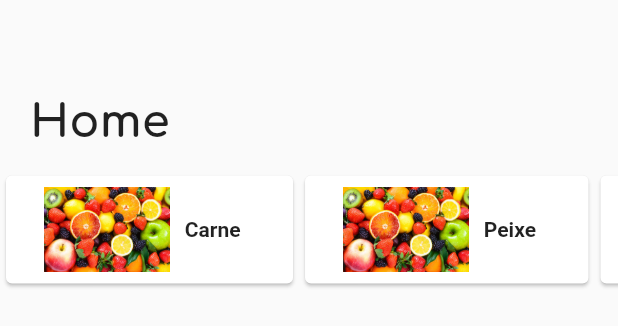
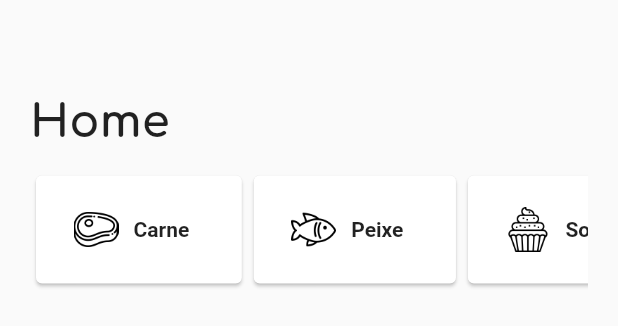
Before and after one commit to Misas10/Mr-Recipe, a Flutter app: the HomePage widget shown alone on an empty page, opened directly, on a phone screen of 412 x 824 dp. Shown: the top 326 px of the screen. Run offline on Flutter 3.47's test engine with Material 2 defaults, Android fonts, the phone set to English and light mode, and no system bars; our stand-ins replace email_validator, firebase_auth, firebase_core, firebase_database, google_fonts, page_transition; accounts and stored records are empty; network calls fail.

Commit message:
home page icons

```diff
--- a/lib/models/category_model.dart
+++ b/lib/models/category_model.dart
@@ -5,11 +5,11 @@ class FoodCategory {
 }
 
 final categories = [
-  FoodCategory(categoryName: "Carne", categoryIcon: "assets/images/frutas.png"),
-  FoodCategory(categoryName: "Peixe", categoryIcon: "assets/images/frutas.png"),
+  FoodCategory(categoryName: "Carne", categoryIcon: "assets/icons/meat.png"),
+  FoodCategory(categoryName: "Peixe", categoryIcon: "assets/icons/fish.png"),
   FoodCategory(
-      categoryName: "Sobremesas", categoryIcon: "assets/images/frutas.png"),
-  FoodCategory(categoryName: "Vegan", categoryIcon: "assets/images/frutas.png"),
-  FoodCategory(categoryName: "Sushi", categoryIcon: "assets/images/frutas.png"),
+      categoryName: "Sobremesas", categoryIcon: "assets/icons/cupcake.png"),
+  FoodCategory(categoryName: "Vegan", categoryIcon: "assets/icons/vegan.png"),
+  FoodCategory(categoryName: "Sushi", categoryIcon: "assets/icons/sushi.png"),
   FoodCategory(categoryName: "Ver Mais", categoryIcon: null)
 ];
--- a/lib/pages/navigation/homePage.dart
+++ b/lib/pages/navigation/homePage.dart
@@ -1,5 +1,6 @@
 import 'package:MrRecipe/models/category_model.dart';
 import 'package:MrRecipe/models/recipe_model.dart';
+import 'package:MrRecipe/widgets/widget.dart';
 import '../../widgets/Category_food_card.dart';
 import 'package:MrRecipe/pages/navigation/restaurantDetails.dart';
 import 'package:firebase_database/firebase_database.dart';
@@ -58,17 +59,17 @@ bool get wantKeepAlive => true;
 
     super.build(context);
 
-    return Center(
+    return Container(
+      padding: appHorizontalPadding(),
       child: Column(
         crossAxisAlignment: CrossAxisAlignment.start,
         children: <Widget>[
-          SizedBox(height: 65),
-          Container(
-              margin: EdgeInsets.only(left: 20),
+          const SizedBox(height: 65),
+            Container(
               child: Text("Home",
                   style: GoogleFonts.comfortaa(
                       fontSize: 30, fontWeight: FontWeight.bold))),
-          SizedBox(height: 15),
+          const SizedBox(height: 15),
           Container(
             height: 80,
             // color: Colors.black,
--- a/lib/widgets/Category_food_card.dart
+++ b/lib/widgets/Category_food_card.dart
@@ -11,7 +11,7 @@ class FoodCard extends StatelessWidget {
   Widget build(BuildContext context) {
     return Card(
       child: Container(
-        margin: EdgeInsets.only(right: 10),
+        margin: const EdgeInsets.only(right: 10),
         child: Padding(
           padding: const EdgeInsets.symmetric(horizontal: 15.0, vertical: 7.5),
           child: Row(
@@ -20,7 +20,7 @@ class FoodCard extends StatelessWidget {
               Container(
                 child: categoryIcon == null
                     ? Text('')
-                    : Image.asset(categoryIcon)
+                    : Image.asset(categoryIcon, height: 30, width: 30)
               ),
               SizedBox(width: 10),
               Center(
--- a/lib/widgets/widget.dart
+++ b/lib/widgets/widget.dart
@@ -12,7 +12,7 @@ import 'package:google_fonts/google_fonts.dart';
 */
 
 EdgeInsets appHorizontalPadding() {
-  return EdgeInsets.symmetric(horizontal: 24);
+  return EdgeInsets.symmetric(horizontal: 20);
 }
 
 InputDecoration inputTextDecoration(String labelText, var icon) {
--- a/pubspec.yaml
+++ b/pubspec.yaml
@@ -56,7 +56,7 @@ flutter:
   # To add assets to your application, add an assets section, like this:
   assets:
     - assets/images/
-  #   - images/a_dot_ham.jpeg
+    - assets/icons/
 
   # An image asset can refer to one or more resolution-specific "variants", see
   # https://flutter.dev/assets-and-images/#resolution-aware.
```
Also changed, not shown: assets/icons/cupcake.png (added), assets/icons/fish.png (added), assets/icons/meat.png (added), assets/icons/sushi.png (added), assets/icons/vegan.png (added), lib/pages/user_account/user_name.dart (added).
